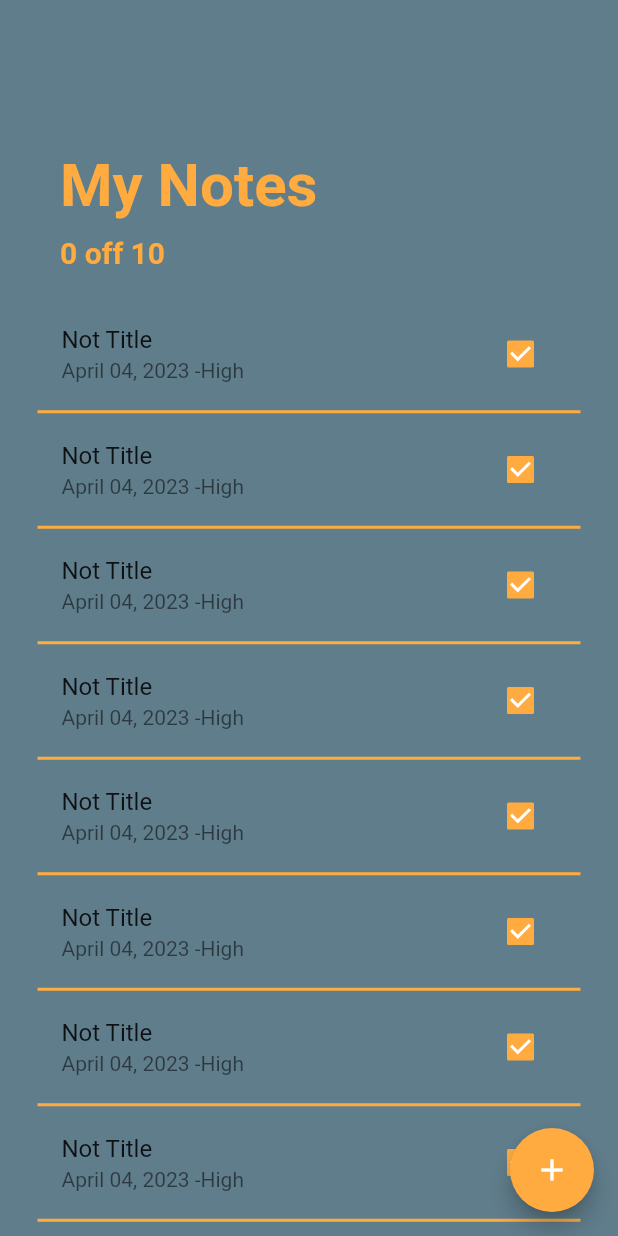
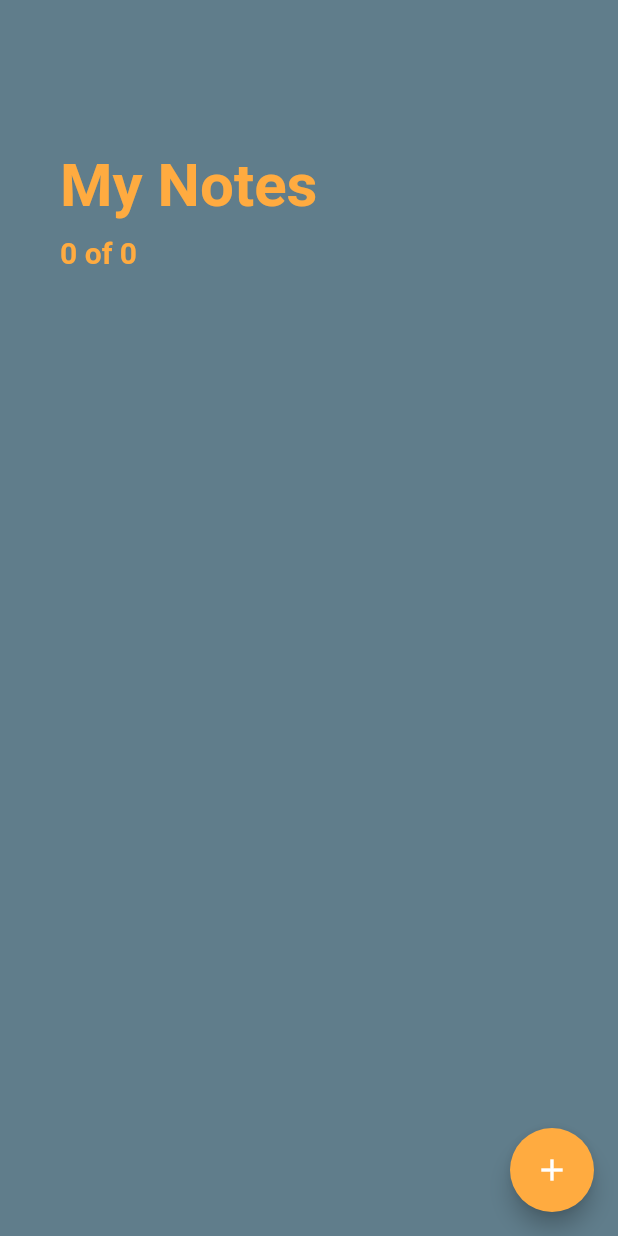
Before and after one commit to RRKawchar/todo_app_sqflite, a Flutter app: the AddNoteScreen screen opened directly, after a tap on the "arrow back" icon, on a phone screen of 412 x 824 dp. Run offline on Flutter 3.47's test engine with Material 2 defaults, Android fonts, the phone set to English and light mode, and no system bars; our stand-ins replace sqflite; accounts and stored records are empty.

Commit message:
complete app

```diff
--- a/lib/database/datebase.dart
+++ b/lib/database/datebase.dart
@@ -2,11 +2,12 @@ import 'dart:io';
 
 import 'package:path_provider/path_provider.dart';
 import 'package:sqflite/sqflite.dart';
+import 'package:todo_app_sqflite/models/note.dart';
 
 class DatabaseHelper {
   static final DatabaseHelper instance = DatabaseHelper._instance();
   DatabaseHelper._instance();
-  static Database? _db = null;
+  static Database? _db;
 
   String noteTable = "note_table";
   String colId = 'id';
@@ -16,29 +17,20 @@ class DatabaseHelper {
   String colStatus = 'status';
 
   Future<Database?> get db async {
-    if (_db == null) {
-      _db=await _initDB();
-    }
+    _db ??= await _initDB();
 
     return _db;
   }
 
   Future<Database> _initDB() async {
-
-    Directory dir= await getApplicationDocumentsDirectory();
-    String path= dir.path + 'todo_list.db';
-    final todoListDB=await openDatabase(
-
-      path,
-      version: 1,
-      onCreate: createDB
-    );
+    Directory dir = await getApplicationDocumentsDirectory();
+    String path = dir.path + 'todo_list.db';
+    final todoListDB = await openDatabase(path, version: 1, onCreate: createDB);
     return todoListDB;
   }
 
   void createDB(Database db, int version) async {
-    await db.execute(
-        'CREATE TABLE $noteTable('
+    await db.execute('CREATE TABLE $noteTable('
         '$colId INTEGER PRIMARY KEY AUTOINCREMENT,'
         ' $colTitle TEXT,'
         ' $colDate TEXT,'
@@ -46,4 +38,53 @@ class DatabaseHelper {
         ' $colStatus INTEGER  '
         ')');
   }
+
+  Future<List<Map<String, dynamic>>> getNoteMapList() async {
+    Database? db = await instance.db;
+    final List<Map<String, dynamic>> result = await db!.query(noteTable);
+
+    return result;
   }
+
+  Future<List<Note>> getNoteList() async {
+    final List<Map<String, dynamic>> noteMapList = await getNoteMapList();
+
+    final List<Note> noteList = [];
+
+    noteMapList.forEach((noteMap) {
+      noteList.add(Note.fromMap(noteMap));
+    });
+    noteList.sort((noteA, noteB) => noteA.date!.compareTo(noteB.date!));
+
+    return noteList;
+  }
+
+  Future<int> insertNote(Note note) async {
+    Database? db = await instance.db;
+    final int result = await db!.insert(
+      noteTable,
+      note.toMap(),
+    );
+    return result;
+  }
+
+  Future<int> updateNote(Note note) async {
+    Database? db = await instance.db;
+    final int result = await db!.update(
+      noteTable,
+      note.toMap(),
+      where: '$colId=?',
+      whereArgs: [note.id],
+    );
+    return result;
+  }
+
+  Future<int> deleteNote(int id) async {
+    Database? db = await instance.db;
+
+    final int result =
+        await db!.delete(noteTable, where: 'id=?', whereArgs: [id]);
+
+    return result;
+  }
+}
--- a/lib/screen/add_note_screen.dart
+++ b/lib/screen/add_note_screen.dart
@@ -1,9 +1,13 @@
 import 'package:flutter/material.dart';
 import 'package:intl/intl.dart';
+import 'package:todo_app_sqflite/database/datebase.dart';
+import 'package:todo_app_sqflite/models/note.dart';
 import 'package:todo_app_sqflite/screen/home_screen.dart';
 
 class AddNoteScreen extends StatefulWidget {
-  const AddNoteScreen({Key? key}) : super(key: key);
+  final Note? note;
+  final Function?updateNotList;
+  const AddNoteScreen({Key? key,this.note,this.updateNotList}) : super(key: key);
 
   @override
   State<AddNoteScreen> createState() => _AddNoteScreenState();
@@ -22,6 +26,36 @@ class _AddNoteScreenState extends State<AddNoteScreen> {
   final _formKey = GlobalKey<FormState>();
   DateTime _date = DateTime.now();
 
+  @override
+  void initState() {
+    super.initState();
+    if(widget.note!=null){
+      title=widget.note!.title!;
+      _date=widget.note!.date!;
+      _priority=widget.note!.priority!;
+      setState(() {
+        btnText='Update Note';
+        titleText="Update Note";
+
+      });
+    }else{
+      setState(() {
+        btnText='Add Note';
+        titleText="Add Note";
+
+      });
+    }
+
+    _dateController.text=_dateFormatter.format(_date);
+
+  }
+
+  @override
+  void dispose() {
+   _dateController.dispose();
+    super.dispose();
+  }
+
   _handleDatePicker() async {
     final DateTime? date = await showDatePicker(
       context: context,
@@ -37,12 +71,43 @@ class _AddNoteScreenState extends State<AddNoteScreen> {
     }
   }
 
+  _submit(){
+       if(_formKey.currentState!.validate()){
+         _formKey.currentState!.save();
+         print('$title , $_date, $_priority');
+
+         Note note=Note(
+           title: title,
+           date: _date,
+           priority: _priority,
+         );
+
+         if(widget.note==null){
+           note.status=0;
+           DatabaseHelper.instance.insertNote(note);
+           Navigator.pushReplacement(context, MaterialPageRoute(builder: (_)=>const HomeScreen()));
+         }else{
+           note.id=widget.note!.id;
+           note.status=widget.note!.status;
+           DatabaseHelper.instance.updateNote(note);
+           Navigator.pushReplacement(context, MaterialPageRoute(builder: (_)=>const HomeScreen()));
+         }
+          widget.updateNotList;
+       }
+  }
+
+  _delete(){
+    DatabaseHelper.instance.deleteNote(widget.note!.id!);
+    Navigator.pushReplacement(context, MaterialPageRoute(builder: (_)=>const HomeScreen()));
+    widget.updateNotList;
+  }
+
   @override
   Widget build(BuildContext context) {
     return Scaffold(
       backgroundColor: Colors.blueGrey,
       body: GestureDetector(
-        onTap: () {},
+        onTap: () => FocusScope.of(context).unfocus(),
         child: SingleChildScrollView(
           child: Container(
             child: Padding(
@@ -61,9 +126,9 @@ class _AddNoteScreenState extends State<AddNoteScreen> {
                     child: const Icon(Icons.arrow_back),
                   ),
                   const SizedBox(height: 20.0),
-                  const Text(
-                    "Add Note",
-                    style: TextStyle(
+                  Text(
+                    titleText,
+                    style: const TextStyle(
                       color: Colors.orangeAccent,
                       fontSize: 40.0,
                       fontWeight: FontWeight.bold,
@@ -81,10 +146,17 @@ class _AddNoteScreenState extends State<AddNoteScreen> {
                               fontSize: 18.0,
                             ),
                             decoration: InputDecoration(
-                                labelText: "Title",
-                                labelStyle: const TextStyle(fontSize: 18.0),
-                                border: OutlineInputBorder(
-                                    borderRadius: BorderRadius.circular(10.0))),
+                              labelText: "Title",
+                              labelStyle: const TextStyle(fontSize: 18.0),
+                              border: OutlineInputBorder(
+                                borderRadius: BorderRadius.circular(10.0),
+                              ),
+                            ),
+                            validator: (input) => input!.trim().isEmpty
+                                ? "Please Enter a note title"
+                                : null,
+                            onSaved: (input)=>title=input!,
+                            initialValue: title,
                           ),
                         ),
                         Padding(
@@ -106,6 +178,10 @@ class _AddNoteScreenState extends State<AddNoteScreen> {
                         Padding(
                             padding: const EdgeInsets.symmetric(vertical: 20),
                             child: DropdownButtonFormField(
+                              isDense: true,
+                              icon: const Icon(Icons.arrow_drop_down_circle),
+                              iconSize: 22.0,
+                              iconEnabledColor: Theme.of(context).primaryColor,
                               items: _priorites.map((priority) {
                                 return DropdownMenuItem(
                                     value: priority,
@@ -130,11 +206,11 @@ class _AddNoteScreenState extends State<AddNoteScreen> {
                                 ),
                               ),
                               value: _priority,
+                              validator: (input)=> _priority==null?"Please select a priority level":null,
                             )),
                       ],
                     ),
                   ),
-
                   Container(
                     margin: const EdgeInsets.symmetric(vertical: 20.0),
                     height: 60.0,
@@ -142,19 +218,37 @@ class _AddNoteScreenState extends State<AddNoteScreen> {
                     decoration: BoxDecoration(
                       color: Theme.of(context).primaryColor,
                       borderRadius: BorderRadius.circular(30.0),
+                    ),
+                    child: ElevatedButton(
+                      onPressed:_submit,
+                      child: Text(
+                        btnText,
+                        style:
+                            const TextStyle(color: Colors.white, fontSize: 20),
+                      ),
+                    ),
+                  ),
+
+                  widget.note !=null?Container(
+                    margin:const EdgeInsets.symmetric(vertical: 20.0),
+                    height: 60.0,
+                    width: double.infinity,
+                    decoration: BoxDecoration(
+                      color: Theme.of(context).primaryColor,
+                      borderRadius: BorderRadius.circular(30),
 
                     ),
                     child: ElevatedButton(
-                      onPressed: (){},
-                      child: Text(
-                        btnText,
-                        style: TextStyle(
-                          color: Colors.white,
-                          fontSize: 20
-                        ),
+                      child: const Text("Delete Note",style: TextStyle(
+
+                        fontSize: 20.0,
+                        color: Colors.white,
+
                       ),
+                      ),
+                      onPressed:_delete,
                     ),
-                  )
+                  ):const SizedBox.shrink(),
                 ],
               ),
             ),
--- a/lib/screen/home_screen.dart
+++ b/lib/screen/home_screen.dart
@@ -1,4 +1,7 @@
 import 'package:flutter/material.dart';
+import 'package:intl/intl.dart';
+import 'package:todo_app_sqflite/database/datebase.dart';
+import 'package:todo_app_sqflite/models/note.dart';
 import 'package:todo_app_sqflite/screen/add_note_screen.dart';
 
 class HomeScreen extends StatefulWidget {
@@ -9,30 +12,76 @@ class HomeScreen extends StatefulWidget {
 }
 
 class _HomeScreenState extends State<HomeScreen> {
+  late Future<List<Note>> _noteList;
 
+  final DateFormat _dateFormat = DateFormat('MMM dd yyyy');
 
-  Widget _buildNote(int index){
+  final DatabaseHelper _databaseHelper = DatabaseHelper.instance;
+  @override
+  void initState() {
+    _updateNoteList();
+    super.initState();
+  }
 
+  _updateNoteList() {
+    _noteList = DatabaseHelper.instance.getNoteList();
+  }
+
+  Widget _buildNote(Note note) {
     return Padding(
       padding: const EdgeInsets.symmetric(horizontal: 25.0),
       child: Column(
         children: [
           ListTile(
-            title: const Text("Not Title"),
-            subtitle: const Text("April 04, 2023 -High"),
+            title: Text(
+              note.title!,
+              style: TextStyle(
+                fontSize: 18.0,
+                color: Colors.white,
+                decoration: note.status == 0
+                    ? TextDecoration.none
+                    : TextDecoration.lineThrough,
+              ),
+            ),
+            subtitle: Text(
+              "${_dateFormat.format(note.date!)} - ${note.priority}",
+              style: TextStyle(
+                fontSize: 15.0,
+                color: Colors.white,
+                decoration: note.status == 0
+                    ? TextDecoration.none
+                    : TextDecoration.lineThrough,
+              ),
+            ),
             trailing: Checkbox(
-              onChanged: (value){
-                print(value);
+              onChanged: (value) {
+                note.status = value! ? 1 : 0;
+                DatabaseHelper.instance.updateNote(note);
+                _updateNoteList();
+                Navigator.push(context,
+                    MaterialPageRoute(builder: (_) => const HomeScreen(
+
+                    )));
               },
               activeColor: Theme.of(context).primaryColor,
-              value: true,
+              value: note.status == 1 ? true : false,
             ),
+            onTap: () => Navigator.push(context,
+                MaterialPageRoute(builder: (_) => AddNoteScreen(
+                  updateNotList: _updateNoteList(),
+                  note: note,
+                ))),
           ),
-          const Divider(height: 5.0,color: Colors.orangeAccent,thickness: 2.0,)
+          const Divider(
+            height: 5.0,
+            color: Colors.orangeAccent,
+            thickness: 2.0,
+          )
         ],
       ),
     );
   }
+
   @override
   Widget build(BuildContext context) {
     return Scaffold(
@@ -40,41 +89,56 @@ class _HomeScreenState extends State<HomeScreen> {
         floatingActionButton: FloatingActionButton(
           backgroundColor: Theme.of(context).primaryColor,
           onPressed: () {
-          Navigator.push(context, MaterialPageRoute(builder: (context)=>const AddNoteScreen()));
+            Navigator.push(context,
+                MaterialPageRoute(builder: (context) => AddNoteScreen(
+                  updateNotList: _updateNoteList,
+
+                )));
           },
           child: const Icon(Icons.add),
         ),
-      body: ListView.builder(
+        body: FutureBuilder(
+          future: _noteList,
+          builder: (context, AsyncSnapshot snapshot) {
+
+            if(!snapshot.hasData){
+              return const Center(child: CircularProgressIndicator(),);
+            }
+            final int completedNoteCount=snapshot.data!.where((Note note)=>note.status==1).toList().length;
+            return ListView.builder(
                 padding: const EdgeInsets.symmetric(vertical: 80.0),
-          itemCount: 10,
+                itemCount: int.parse(snapshot.data!.length.toString())+1,
                 itemBuilder: (context, index) {
                   if (index == 0) {
-              return  Padding(
-                padding:const EdgeInsets.symmetric(horizontal: 40.0, vertical: 20.0),
+                    return Padding(
+                      padding: const EdgeInsets.symmetric(
+                          horizontal: 40.0, vertical: 20.0),
                       child: Column(
                           crossAxisAlignment: CrossAxisAlignment.start,
-                  children: const [
-                    Text("My Notes",
-
+                          children: [
+                            const Text(
+                              "My Notes",
                               style: TextStyle(
                                   fontWeight: FontWeight.bold,
                                   color: Colors.orangeAccent,
-                      fontSize: 40
-                    ),),
-                    SizedBox(height: 10.0,),
-                    Text("0 off 10",
-
-                      style: TextStyle(
+                                  fontSize: 40),
+                            ),
+                            const SizedBox(
+                              height: 10.0,
+                            ),
+                            Text(
+                              "$completedNoteCount of ${snapshot.data.length}",
+                              style: const TextStyle(
                                   fontWeight: FontWeight.w600,
                                   color: Colors.orangeAccent,
-                          fontSize: 20
-                      ),),
-                  ]
+                                  fontSize: 20),
                             ),
+                          ]),
                     );
                   }
-            return _buildNote(index);
-          }),
-    );
+                  return _buildNote(snapshot.data![index -1]);
+                });
+          },
+        ));
   }
 }
```
Lines whose indentation alone changed are shown as unchanged.
